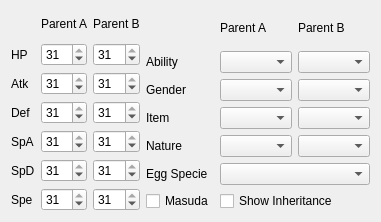
First picture: the form in Source/Form/Controls/EggSettings.ui, repository Admiral-Fish/PokeFinder, before the edit.
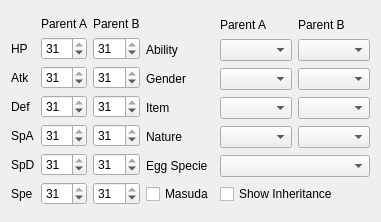
Second picture: the form after the edit. Custom widgets are drawn as their Qt base class.

What changed in the file:
```diff
--- a/Source/Form/Controls/EggSettings.ui
+++ b/Source/Form/Controls/EggSettings.ui
@@ -15,6 +15,12 @@
     <layout class="QGridLayout" name="gridLayout_3">
      <item row="0" column="2">
       <widget class="QLabel" name="labelParentBIVs">
+       <property name="sizePolicy">
+        <sizepolicy hsizetype="Preferred" vsizetype="Fixed">
+         <horstretch>0</horstretch>
+         <verstretch>0</verstretch>
+        </sizepolicy>
+       </property>
        <property name="text">
         <string>Parent B</string>
        </property>
@@ -36,6 +42,12 @@
      </item>
      <item row="0" column="1">
       <widget class="QLabel" name="labelParentAIVs">
+       <property name="sizePolicy">
+        <sizepolicy hsizetype="Preferred" vsizetype="Fixed">
+         <horstretch>0</horstretch>
+         <verstretch>0</verstretch>
+        </sizepolicy>
+       </property>
        <property name="text">
         <string>Parent A</string>
        </property>
@@ -205,6 +217,12 @@
      </item>
      <item row="0" column="2">
       <widget class="QLabel" name="labelParentB">
+       <property name="sizePolicy">
+        <sizepolicy hsizetype="Preferred" vsizetype="Fixed">
+         <horstretch>0</horstretch>
+         <verstretch>0</verstretch>
+        </sizepolicy>
+       </property>
        <property name="text">
         <string>Parent B</string>
        </property>
@@ -278,6 +296,12 @@
      </item>
      <item row="0" column="1">
       <widget class="QLabel" name="labelParentA">
+       <property name="sizePolicy">
+        <sizepolicy hsizetype="Preferred" vsizetype="Fixed">
+         <horstretch>0</horstretch>
+         <verstretch>0</verstretch>
+        </sizepolicy>
+       </property>
        <property name="text">
         <string>Parent A</string>
        </property>
```
